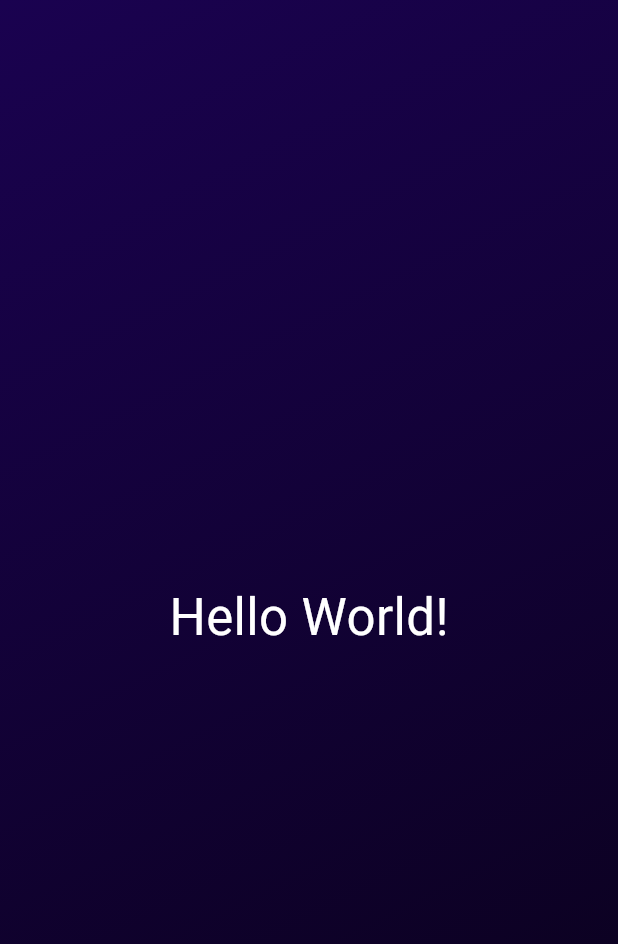
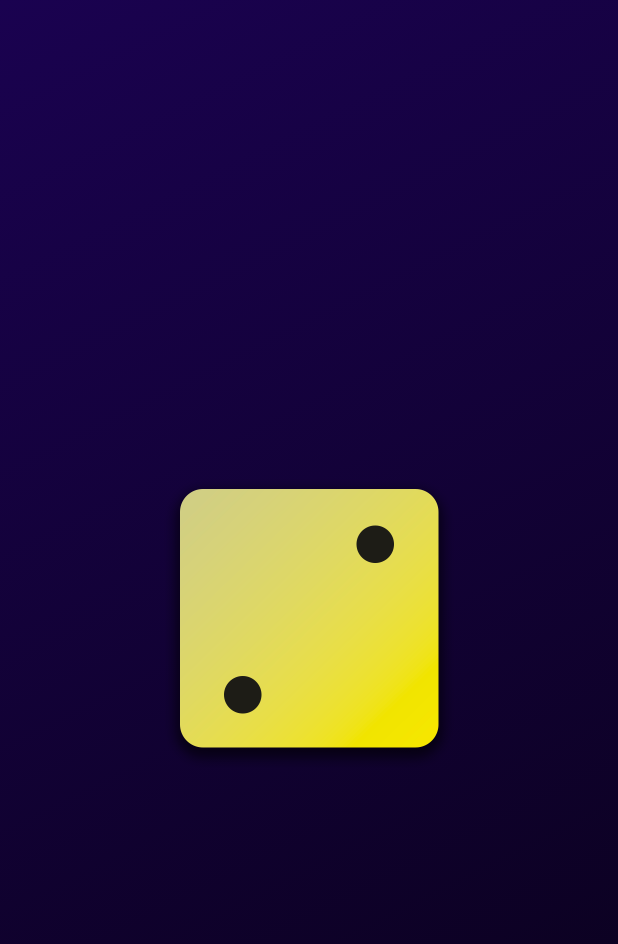
Before and after one commit to JerryWeng/first_app, a Flutter app: the screen it shows after launch, on a phone screen of 412 x 824 dp. Shown: the top 944 px of the screen. Run offline on Flutter 3.47's test engine with Material 3 defaults, Android fonts, the phone set to English and light mode, and no system bars.

```diff
--- /dev/null
+++ b/lib/gradient_container.dart
@@ -0,0 +1,29 @@
+import 'package:first_app/centered.dart';
+import 'package:flutter/material.dart';
+
+class GradientContainer extends StatelessWidget{
+  GradientContainer(this.startAlignment, this.endAlignment, {super.key});
+  Alignment startAlignment;
+  Alignment endAlignment;
+  @override
+  Widget build(BuildContext context) {
+    return Container(
+      decoration: BoxDecoration(
+        gradient: LinearGradient(
+          begin: startAlignment,
+          end: endAlignment,
+          colors: const [
+            Color.fromARGB(255, 26, 2, 80),
+            Color.fromARGB(255, 9, 1, 24),
+          ],
+        )
+      ),
+      child: Center(
+        child: Image.asset(
+          "assets/images/dice-2.png",
+          width: 200,
+          ),
+        ),
+    );
+  }
+}
```
Also changed, not shown: lib/centered.dart (added, +18 -0 lines), lib/main.dart (+2 -18 lines), pubspec.yaml (+7 -3 lines), assets/images/dice-1.png (added), assets/images/dice-2.png (added), assets/images/dice-3.png (added), assets/images/dice-4.png (added), assets/images/dice-5.png (added), assets/images/dice-6.png (added).
